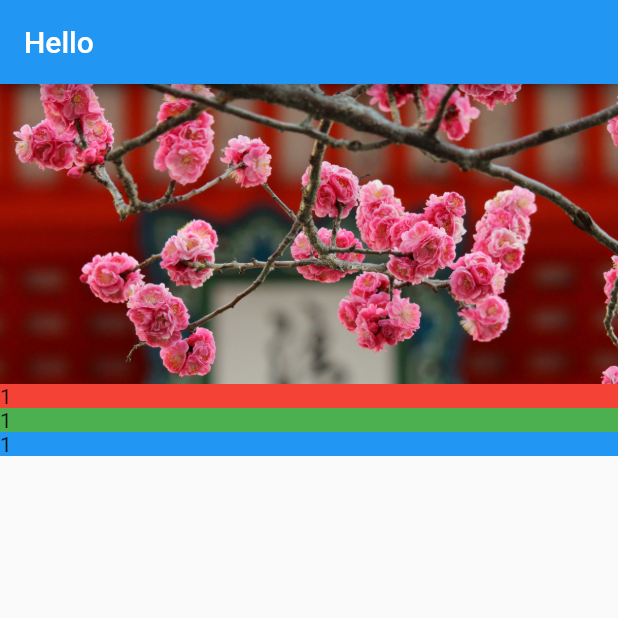
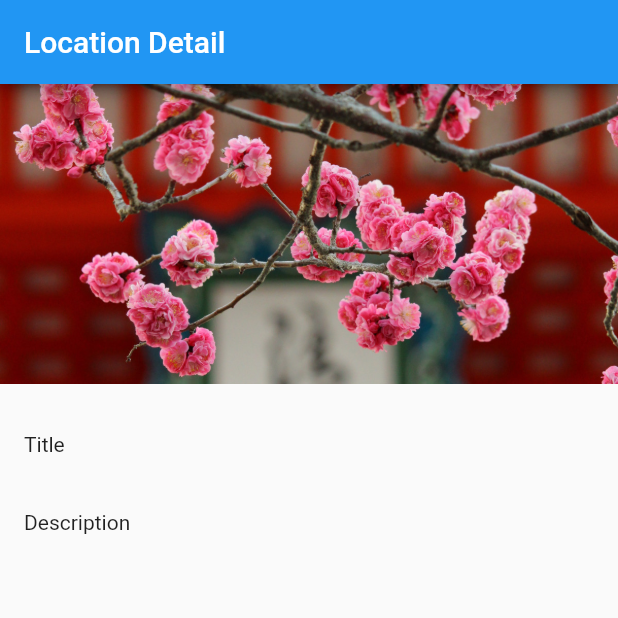
Before and after one commit to wildanka/flutter_tourism_app, a Flutter app: the screen it shows after launch, on a phone screen of 412 x 824 dp, the top half of it. Run offline on Flutter 3.47's test engine with Material 2 defaults, Android fonts, the phone set to English and light mode, and no system bars.

Commit message:
7 add textsection widget styling

```diff
--- a/lib/screens/location_detail/location_detail.dart
+++ b/lib/screens/location_detail/location_detail.dart
@@ -7,15 +7,13 @@ class LocationDetail extends StatelessWidget {
   @override
   Widget build(BuildContext context) {
     return Scaffold(
-        appBar: AppBar(title: Text('Hello')),
+        appBar: AppBar(title: Text('Location Detail')),
         body: Column(
           mainAxisAlignment: MainAxisAlignment.start,
           crossAxisAlignment: CrossAxisAlignment.stretch,
           children: [
             ImageBanner("assets/images/kiyomizu-dera.jpg"),
-            TextSection(Colors.red),
-            TextSection(Colors.green),
-            TextSection(Colors.blue),
+            TextSection("Title", "Description"),
           ],
         ));
   }
--- a/lib/screens/location_detail/text_section.dart
+++ b/lib/screens/location_detail/text_section.dart
@@ -1,7 +1,12 @@
 import 'package:flutter/material.dart';
 
-class TextSection extends StatelessWidget{
-  final Color _color;
+class TextSection extends StatelessWidget {
+  final String _title;
+  final String _body;
+
+  static const double _hPad = 16.0;
+
+  // final Color _color;
 
   // named parameter constructor
   // TextSection(Color color){
@@ -9,14 +14,23 @@ class TextSection extends StatelessWidget{
   // }
 
   //positional parameter constructor
-  TextSection(this._color);
+  TextSection(this._title, this._body);
 
   @override
   Widget build(BuildContext context) {
-    return Container(
-      decoration: BoxDecoration(color: _color),
-      child: Text('1'),
+    return Column(
+      mainAxisAlignment: MainAxisAlignment.start,
+      crossAxisAlignment: CrossAxisAlignment.stretch,
+      children: [
+        Container(
+          padding: const EdgeInsets.fromLTRB(_hPad, 32.0, _hPad, 4.0),
+          child: Text(_title),
+        ),
+        Container(
+          padding: const EdgeInsets.fromLTRB(_hPad, 32.0, _hPad, 4.0),
+          child: Text(_body),
+        )
+      ],
     );
   }
-
 }
```
Also changed, not shown: assets/fonts/Montserrat-Bold.ttf (added), assets/fonts/Montserrat-Regular.ttf (added).
